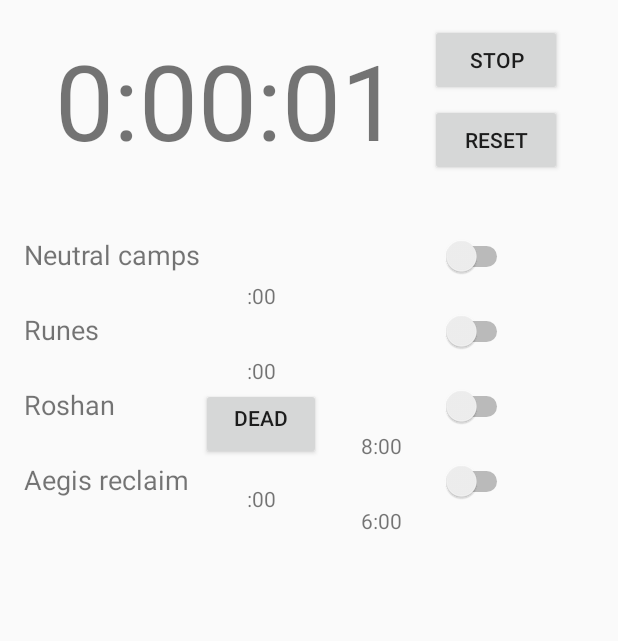
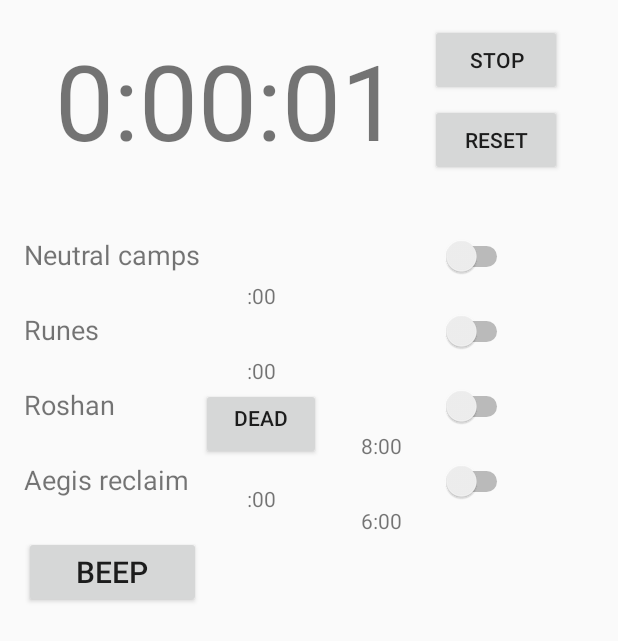
Before and after one commit to rmcconkey/DotaTimer, an Android app: the screen it shows after launch (MainActivity), after a tap on "SYNC", on a phone screen of 412 x 824 dp. Shown: the top 641 px of the screen. Run offline under Robolectric (Android 15) with nearby library versions, the phone set to English and light mode, and no system bars.

Commit message:
- added debugging code to troubleshoot timing issues

```diff
--- a/app/src/main/AndroidManifest.xml
+++ b/app/src/main/AndroidManifest.xml
@@ -9,7 +9,8 @@
         android:theme="@style/AppTheme" >
         <activity
             android:name=".MainActivity"
-            android:label="@string/app_name" >
+            android:label="@string/app_name"
+            android:screenOrientation="portrait">
             <intent-filter>
                 <action android:name="android.intent.action.MAIN" />
 
--- a/app/src/main/java/com/example/rmcconkey/dotatimer/MainActivity.java
+++ b/app/src/main/java/com/example/rmcconkey/dotatimer/MainActivity.java
@@ -99,7 +99,9 @@ public class MainActivity extends Activity implements NumberPicker.OnValueChange
     private int soundID;
     private boolean plays = false, loaded = false;
 
-    private Date syncTimeStart;
+    private long syncTimeStart;
+    private long mainClockInitialTime;
+    private boolean handlerDelayAdjusted = false;
 
     @Override
     protected void onCreate(Bundle savedInstanceState) {
@@ -158,7 +160,7 @@ public class MainActivity extends Activity implements NumberPicker.OnValueChange
                 if (b.getText().equals("Stop")) {
                     timerHandler.removeCallbacks(timerRunnable);
                     isMainClockEnabled = false;
-                    syncTimeStart = null;
+                    syncTimeStart = 0;
                     b.setText("Sync");
                 } else {
                     timerHandler= new Handler();
@@ -171,10 +173,12 @@ public class MainActivity extends Activity implements NumberPicker.OnValueChange
                         }
                     };
                     timerHandler.postDelayed(timerRunnable, 0);
-                    Toast.makeText(context, "Handler started with delay " + handlerDelay, Toast.LENGTH_LONG).show();
+                    Log.d(TAG, "Handler started with delay " + handlerDelay);
                     isMainClockEnabled = true;
                     firstTick = true;
-                    syncTimeStart = new Date(System.currentTimeMillis());
+                    handlerDelayAdjusted = false;
+                    mainClockInitialTime = hours*60*60 + minutes*60 + seconds;
+                    syncTimeStart = System.currentTimeMillis();
                     b.setText("Stop");
                 }
             }
@@ -234,7 +238,7 @@ public class MainActivity extends Activity implements NumberPicker.OnValueChange
         aegisSwitch.setChecked(prefs.getBoolean(AEGIS_SWITCH, false));
         aegisAlertEnabled = prefs.getBoolean(AEGIS_SWITCH, false);
 
-        handlerDelay = prefs.getInt(HANDLER_DELAY, 1000);
+        handlerDelay = 994; //prefs.getInt(HANDLER_DELAY, 1000);
     }
 
     private void updateAlertTimers() {
@@ -451,25 +455,33 @@ public class MainActivity extends Activity implements NumberPicker.OnValueChange
 
     private void checkMainClockAccuracy() {
         long now = System.currentTimeMillis();
-        long gameTimeLength = (now - syncTimeStart.getTime())/1000;
+        long gameTimeLength = (now - syncTimeStart)/1000;
         long mainClockTime = hours*60*60 + minutes*60 + seconds;
-        if (mainClockTime%5 == 0) {
-            Toast.makeText(this, "Difference: " + Long.toString(mainClockTime - gameTimeLength), Toast.LENGTH_SHORT).show();
-            if (mainClockTime-gameTimeLength > 0 && seconds != 0) {
-                handlerDelay++;
+        if (mainClockTime%12 == 0) {
+            long difference = mainClockTime - mainClockInitialTime - gameTimeLength;
+            String clockTime = Integer.toString(hours) + ":" + minutes + ":" + seconds;
+            Log.d(TAG, "clockTime = " + clockTime + "  gameTimeLength = " + gameTimeLength + "  mainClockTime = " + mainClockTime + "  mainClockInitialTime = " + mainClockInitialTime + "  difference = " + difference);
+            if (difference > 0 && seconds != 0) {
                 seconds--;
+                Log.d(TAG, "Adjusting seconds, subtracting 1");
                 playBeepSound();
-                Toast.makeText(this, "handlerDelay changed to " + handlerDelay, Toast.LENGTH_LONG).show();
-            } else if (mainClockTime-gameTimeLength < 0 && seconds != 0) {
-                handlerDelay--;
+                if (!handlerDelayAdjusted) {
+                    handlerDelay++;
+                    handlerDelayAdjusted = true;
+                    Log.d(TAG, "handlerDelay changed to " + handlerDelay);
+                }
+            } else if (difference < 0 && seconds != 0) {
                 seconds++;
+                Log.d(TAG, "Adjusting seconds, adding 1");
                 playBeepSound();
-                Toast.makeText(this, "handlerDelay changed to " + handlerDelay, Toast.LENGTH_LONG).show();
+                if (!handlerDelayAdjusted) {
+                    handlerDelay--;
+                    handlerDelayAdjusted = true;
+                    Log.d(TAG, "handlerDelay changed to " + handlerDelay);
+                }
             }
         }
     }
-
-
 
     private void checkTimers() {
         checkNeutralCampTimer();
@@ -649,6 +661,10 @@ public class MainActivity extends Activity implements NumberPicker.OnValueChange
 
     }
 
+    public void playBeep(View view) {
+        playBeepSound();
+    }
+
     private void playBeepSound() {
         if (loaded && !plays) {
             soundPool.play(soundID, volume, volume, 1, 0, 1f);
--- a/app/src/main/res/layout/activity_main.xml
+++ b/app/src/main/res/layout/activity_main.xml
@@ -206,6 +206,15 @@
                 />
         </TableRow>
 
+        <TableRow>
+            <Button
+                android:layout_width="wrap_content"
+                android:layout_height="wrap_content"
+                android:text="Beep"
+                android:textSize="20dp"
+                android:onClick="playBeep"/>
+        </TableRow>
+
     </TableLayout>
 
 </RelativeLayout>
```
